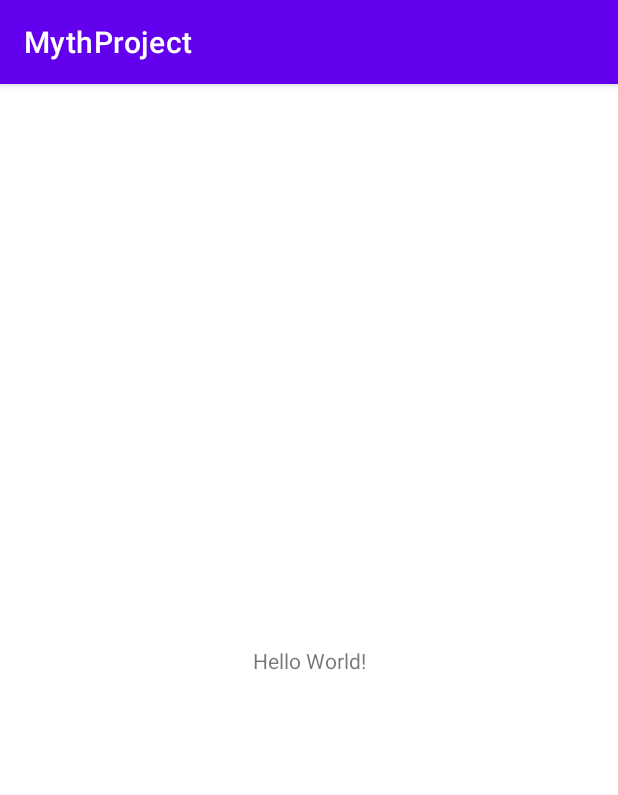
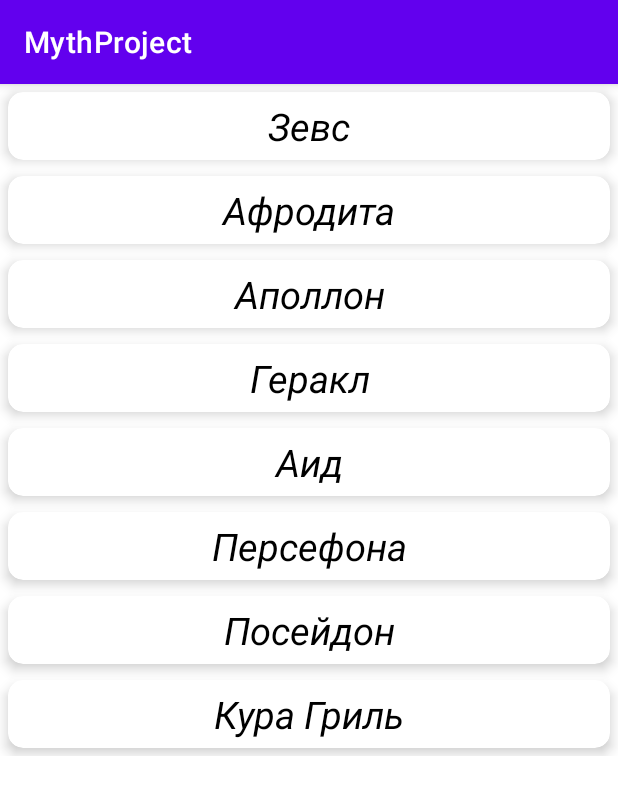
Before and after one commit to CptNeckman/MythProject, an Android app: the screen it shows after launch (MainActivity), on a phone screen of 412 x 824 dp. Shown: the top 795 px of the screen. Run offline under Robolectric (Android 15) with nearby library versions, the light colour scheme and no system bars.

Commit message:
RecyclerView

```diff
--- a/app/src/main/java/com/example/mythproject/MainActivity.kt
+++ b/app/src/main/java/com/example/mythproject/MainActivity.kt
@@ -1,11 +1,23 @@
 package com.example.mythproject
 
+import android.os.Bundle
 import androidx.appcompat.app.AppCompatActivity
-import android.os.Bundle
+import androidx.recyclerview.widget.LinearLayoutManager
+import androidx.recyclerview.widget.RecyclerView
+import com.example.mythproject.adapter.MythAdapter
 
 class MainActivity : AppCompatActivity() {
+
     override fun onCreate(savedInstanceState: Bundle?) {
         super.onCreate(savedInstanceState)
         setContentView(R.layout.activity_main)
+
+        val recyclerView: RecyclerView = findViewById(R.id.recyclerView)
+        recyclerView.layoutManager = LinearLayoutManager(this)
+
+        val list = arrayOf("Зевс","Афродита","Аполлон","Геракл","Аид","Персефона","Посейдон","Кура Гриль")// Вместо этого списка будет информация с SQLite
+
+        recyclerView.adapter = MythAdapter(list)
     }
+
 }
--- /dev/null
+++ b/app/src/main/java/com/example/mythproject/adapter/MythAdapter.kt
@@ -0,0 +1,33 @@
+package com.example.mythproject.adapter
+
+import android.view.LayoutInflater
+import android.view.View
+import android.view.ViewGroup
+import android.widget.TextView
+import androidx.recyclerview.widget.RecyclerView
+import com.example.mythproject.R
+
+class MythAdapter(val name: Array<String>):
+    RecyclerView.Adapter<MythAdapter.MyViewHolder>() {
+
+    class MyViewHolder(itemView: View) : RecyclerView.ViewHolder(itemView){
+        val mythName: TextView = itemView.findViewById(R.id.mythName)
+    }
+
+    override fun onCreateViewHolder(parent: ViewGroup, viewType: Int): MythAdapter.MyViewHolder {
+        val itemView =
+            LayoutInflater.from(parent.context)
+                .inflate(R.layout.recyclerview_item, parent, false)
+        return MyViewHolder(itemView)
+    }
+
+    override fun onBindViewHolder(holder: MythAdapter.MyViewHolder, position: Int) {
+        holder.mythName.text = name[position]
+    }
+
+    override fun getItemCount(): Int {
+       return name.size
+    }
+
+
+}
--- a/app/src/main/res/layout/activity_main.xml
+++ b/app/src/main/res/layout/activity_main.xml
@@ -1,18 +1,15 @@
 <?xml version="1.0" encoding="utf-8"?>
-<androidx.constraintlayout.widget.ConstraintLayout xmlns:android="http://schemas.android.com/apk/res/android"
-    xmlns:app="http://schemas.android.com/apk/res-auto"
+<LinearLayout xmlns:android="http://schemas.android.com/apk/res/android"
     xmlns:tools="http://schemas.android.com/tools"
     android:layout_width="match_parent"
     android:layout_height="match_parent"
-    tools:context=".MainActivity">
+    tools:context=".MainActivity"
+    android:orientation="vertical">
 
-    <TextView
-        android:layout_width="wrap_content"
-        android:layout_height="wrap_content"
-        android:text="Hello World!"
-        app:layout_constraintBottom_toBottomOf="parent"
-        app:layout_constraintLeft_toLeftOf="parent"
-        app:layout_constraintRight_toRightOf="parent"
-        app:layout_constraintTop_toTopOf="parent" />
+   <androidx.recyclerview.widget.RecyclerView
+       android:id="@+id/recyclerView"
+       android:layout_width="match_parent"
+       android:layout_height="wrap_content"
+       tools:listitem="@layout/recyclerview_item"/>
 
-</androidx.constraintlayout.widget.ConstraintLayout>
+</LinearLayout>
--- /dev/null
+++ b/app/src/main/res/layout/recyclerview_item.xml
@@ -0,0 +1,26 @@
+<?xml version="1.0" encoding="utf-8"?>
+<androidx.cardview.widget.CardView xmlns:android="http://schemas.android.com/apk/res/android"
+    xmlns:tools="http://schemas.android.com/tools"
+    android:layout_width="match_parent"
+    android:layout_height="wrap_content"
+    xmlns:app="http://schemas.android.com/apk/res-auto"
+    android:layout_marginStart="10dp"
+    android:layout_marginEnd="10dp"
+    app:cardCornerRadius="10dp"
+    app:cardElevation="5dp"
+    android:layout_margin="5dp">
+
+    <TextView
+        android:id="@+id/mythName"
+        android:layout_width="match_parent"
+        android:layout_height="wrap_content"
+        android:text="Myth Name"
+        android:textSize="25sp"
+        android:textColor="@color/black"
+        android:textStyle="italic"
+        android:gravity="center"
+        android:layout_gravity="center"
+        android:padding="5dp"
+        tools:ignore="HardcodedText" />
+
+</androidx.cardview.widget.CardView>
```
Also changed, not shown: app/build.gradle (+9 -2 lines), app/src/main/res/layout/activity_second.xml (added, +38 -0 lines).
